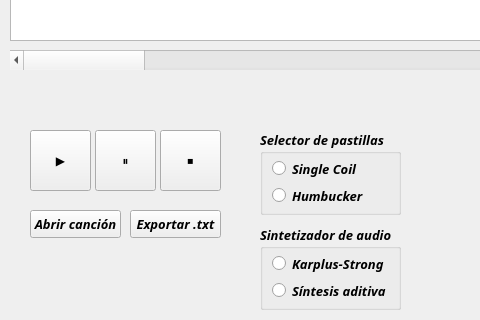
Above: mainwindow.ui from one-and-only-H/GuitarTabStudio_source before the change; both pictures show x 0 to 480 and y 159 to 479 of the 1366 by 768 pixel window. Below: the same form after it.
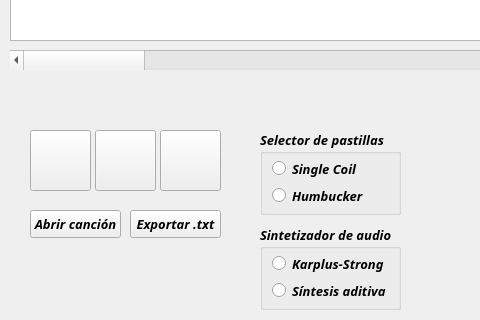
That is the form after the change.

Commit message: rework (ui) mejores iconos y estilo

```diff
--- a/mainwindow.ui
+++ b/mainwindow.ui
@@ -66,7 +66,7 @@
      </rect>
     </property>
     <property name="text">
-     <string>▶️</string>
+     <string/>
     </property>
    </widget>
    <widget class="QPushButton" name="Pause_button">
@@ -79,7 +79,7 @@
      </rect>
     </property>
     <property name="text">
-     <string>⏸</string>
+     <string/>
     </property>
    </widget>
    <widget class="QPushButton" name="Stop_button">
@@ -92,7 +92,7 @@
      </rect>
     </property>
     <property name="text">
-     <string>⏹</string>
+     <string/>
     </property>
    </widget>
    <widget class="QPushButton" name="Abrir_button">
```
The commit also changes 5 other files.
